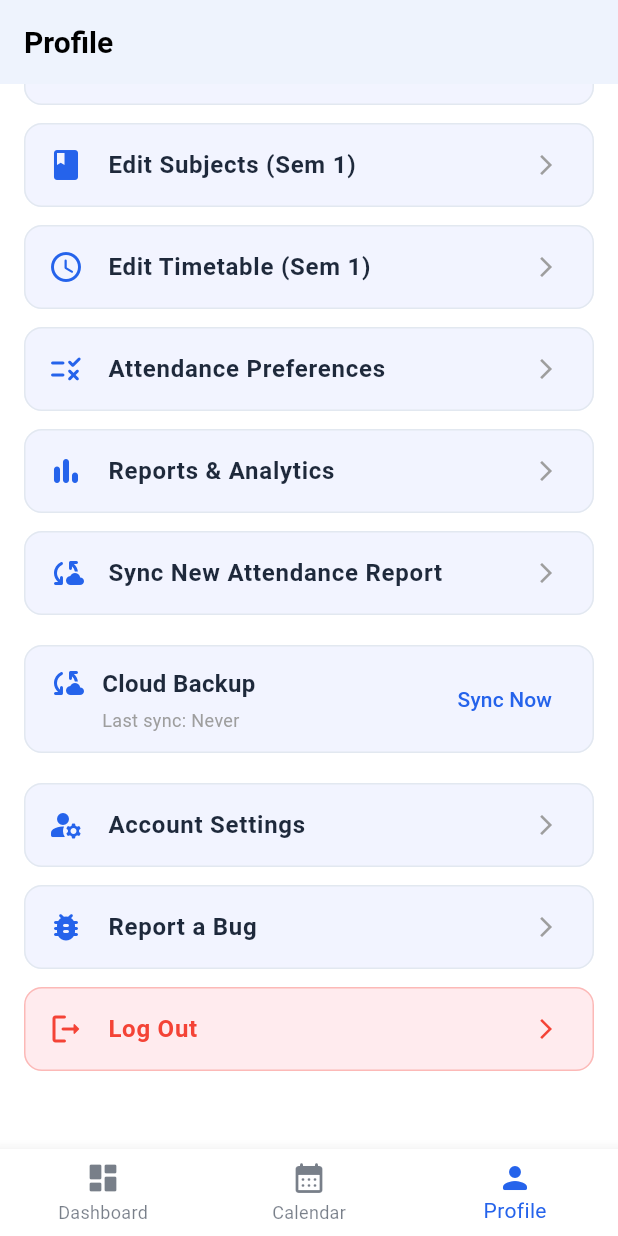
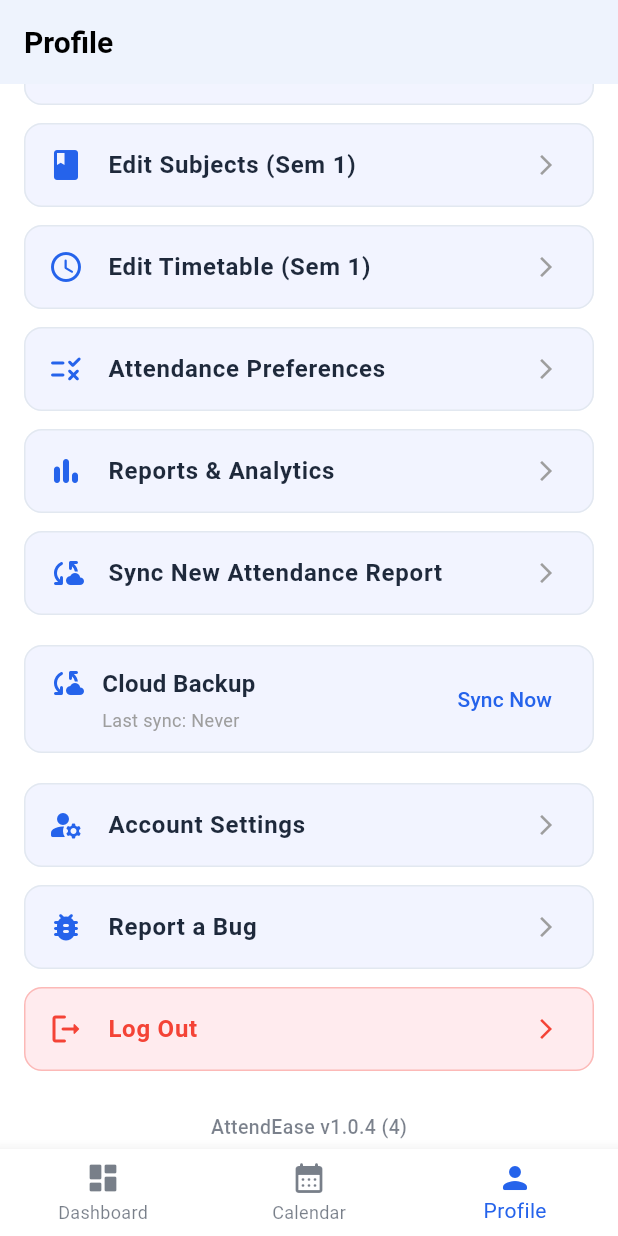
Before and after one commit to PaRth0566/AttendEase, a Flutter app: the ProfileScreen screen opened by its route, scrolled down 392 dp, on a phone screen of 412 x 824 dp. Run offline on Flutter 3.47's test engine with Material 3 defaults, Android fonts, the phone set to English and light mode, and no system bars; our stand-ins replace cloud_firestore, connectivity_plus, file_picker, firebase_auth, firebase_core, flutter_svg and 10 more; missing offline and left inert: dart:js_interop, syncfusion_flutter_pdf; accounts and stored records are empty; generated files the repository leaves out were written again; network calls fail.

Commit message:
bump: version to 1.0.4+4 and add version display on profile screen

```diff
--- a/lib/screens/profile/profile_screen.dart
+++ b/lib/screens/profile/profile_screen.dart
@@ -1,6 +1,7 @@
 import 'package:flutter/foundation.dart' show kIsWeb;
 import 'package:flutter/material.dart';
 import 'package:go_router/go_router.dart';
+import 'package:package_info_plus/package_info_plus.dart';
 import 'package:shared_preferences/shared_preferences.dart';
 
 import '../../database/attendance_dao.dart';
@@ -41,6 +42,7 @@ class _ProfileScreenState extends State<ProfileScreen> {
 
   double overallAttendance = 0.0;
   bool _loading = true;
+  String _appVersion = '';
 
   @override
   void initState() {
@@ -75,6 +77,15 @@ class _ProfileScreenState extends State<ProfileScreen> {
       overallAttendance = total == 0 ? 0.0 : (attended / total) * 100;
       _loading = false;
     });
+
+    try {
+      final info = await PackageInfo.fromPlatform();
+      if (mounted) {
+        setState(() {
+          _appVersion = 'v${info.version} (${info.buildNumber})';
+        });
+      }
+    } catch (_) {}
   }
 
   Future<void> _switchSemester(int newSemester) async {
@@ -366,6 +377,18 @@ class _ProfileScreenState extends State<ProfileScreen> {
                     onTap: _handleLogout,
                   ),
 
+                  const SizedBox(height: 16),
+                  if (_appVersion.isNotEmpty)
+                    Center(
+                      child: Text(
+                        'AttendEase $_appVersion',
+                        style: TextStyle(
+                          color: theme.textTheme.bodyMedium?.color?.withAlpha(150),
+                          fontSize: 13,
+                          fontWeight: FontWeight.w500,
+                        ),
+                      ),
+                    ),
                   const SizedBox(height: 24),
                 ],
               ),
--- a/pubspec.yaml
+++ b/pubspec.yaml
@@ -2,7 +2,7 @@ name: attend_ease
 description: "AttendEase - a privacy-conscious attendance tracker with PDF insights and cloud sync."
 publish_to: 'none'
 
-version: 1.0.3+3
+version: 1.0.4+4
 
 environment:
   sdk: ^3.10.7
```
